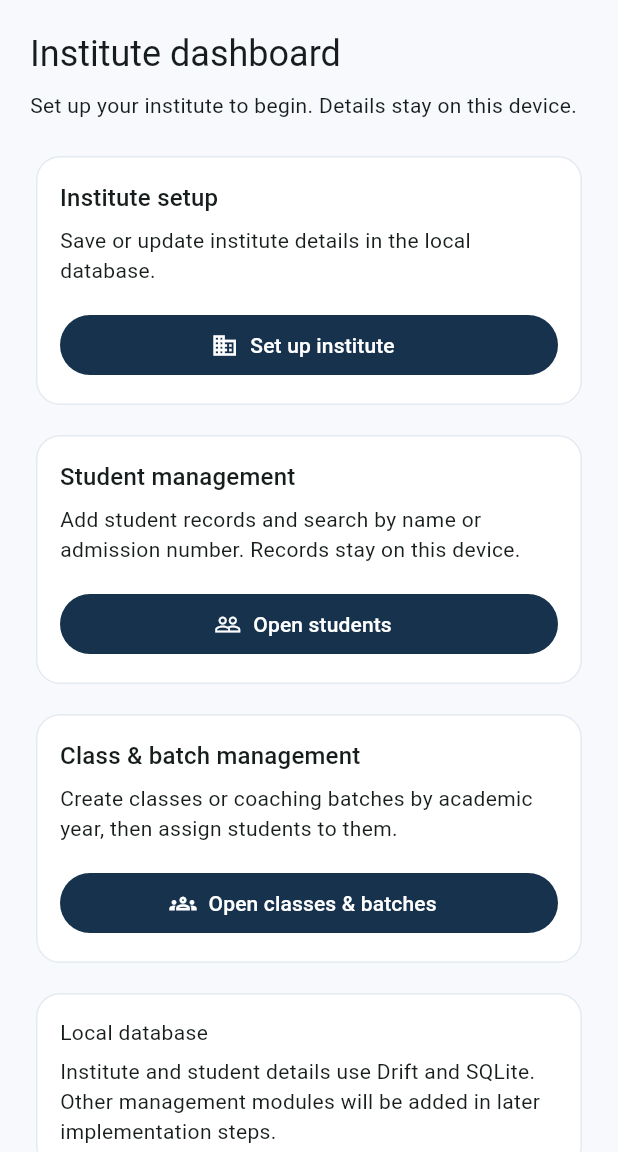
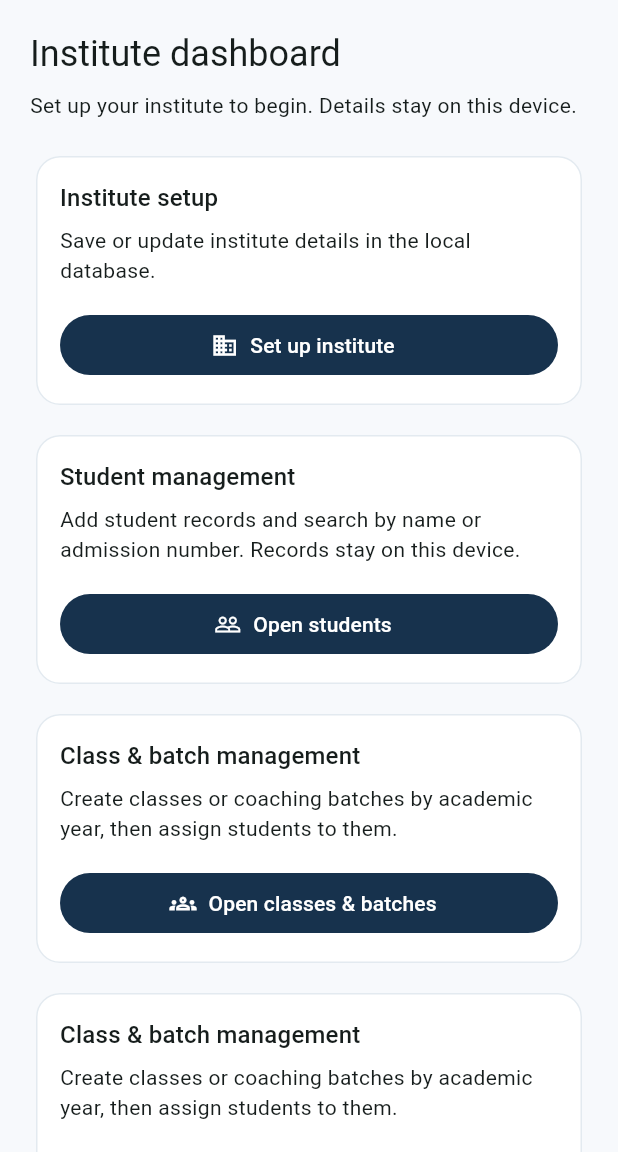
Before and after one commit to Rohitkarma62/EduManage-Offline, a Flutter app: the screen it shows after launch, on a phone screen of 412 x 824 dp, the part 84-1236 px from its top. Run offline on Flutter 3.47's test engine with Material 3 defaults, Android fonts, the phone set to English and light mode, and no system bars; our stand-ins replace drift, drift_flutter, flutter_riverpod, go_router; accounts and stored records are empty; generated files the repository leaves out were written again.

Commit message:
Add class and batch dashboard entry

```diff
--- a/lib/features/dashboard/presentation/dashboard_screen.dart
+++ b/lib/features/dashboard/presentation/dashboard_screen.dart
@@ -112,6 +112,31 @@ class DashboardScreen extends ConsumerWidget {
             ),
           ),
           const SizedBox(height: 12),
+          Card(
+            child: Padding(
+              padding: const EdgeInsets.all(16),
+              child: Column(
+                crossAxisAlignment: CrossAxisAlignment.start,
+                children: [
+                  Text('Class & batch management', style: textTheme.titleMedium),
+                  const SizedBox(height: 6),
+                  const Text(
+                    'Create classes or coaching batches by academic year, then assign students to them.',
+                  ),
+                  const SizedBox(height: 16),
+                  SizedBox(
+                    width: double.infinity,
+                    child: FilledButton.icon(
+                      onPressed: () => context.push('/classes'),
+                      icon: const Icon(Icons.groups_outlined),
+                      label: const Text('Open classes & batches'),
+                    ),
+                  ),
+                ],
+              ),
+            ),
+          ),
+          const SizedBox(height: 12),
           const Card(
             child: Padding(
               padding: EdgeInsets.all(16),
```
